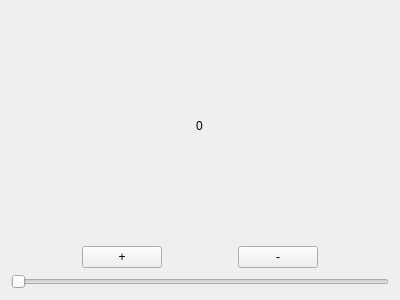
impressionyang/deepin_development, file demo/src/testforui.ui: the form before one commit.
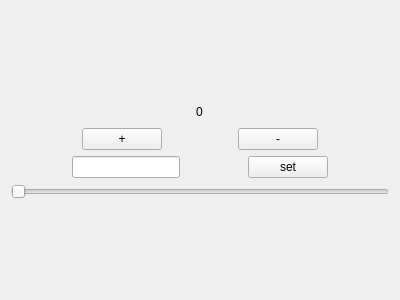
The form after the commit.

The edit to the form file:
```diff
--- a/demo/src/testforui.ui
+++ b/demo/src/testforui.ui
@@ -14,6 +14,19 @@
    <string>Form</string>
   </property>
   <layout class="QVBoxLayout" name="verticalLayout_3">
+   <item>
+    <spacer name="verticalSpacer_2">
+     <property name="orientation">
+      <enum>Qt::Vertical</enum>
+     </property>
+     <property name="sizeHint" stdset="0">
+      <size>
+       <width>20</width>
+       <height>40</height>
+      </size>
+     </property>
+    </spacer>
+   </item>
    <item>
     <layout class="QHBoxLayout" name="horizontalLayout">
      <item>
@@ -108,6 +121,59 @@
      </item>
     </layout>
    </item>
+   <item>
+    <layout class="QHBoxLayout" name="horizontalLayout_4">
+     <item>
+      <spacer name="horizontalSpacer_7">
+       <property name="orientation">
+        <enum>Qt::Horizontal</enum>
+       </property>
+       <property name="sizeHint" stdset="0">
+        <size>
+         <width>40</width>
+         <height>20</height>
+        </size>
+       </property>
+      </spacer>
+     </item>
+     <item>
+      <widget class="QLineEdit" name="lineEdit"/>
+     </item>
+     <item>
+      <spacer name="horizontalSpacer_6">
+       <property name="orientation">
+        <enum>Qt::Horizontal</enum>
+       </property>
+       <property name="sizeHint" stdset="0">
+        <size>
+         <width>40</width>
+         <height>20</height>
+        </size>
+       </property>
+      </spacer>
+     </item>
+     <item>
+      <widget class="QPushButton" name="pushButton_3">
+       <property name="text">
+        <string>set</string>
+       </property>
+      </widget>
+     </item>
+     <item>
+      <spacer name="horizontalSpacer_8">
+       <property name="orientation">
+        <enum>Qt::Horizontal</enum>
+       </property>
+       <property name="sizeHint" stdset="0">
+        <size>
+         <width>40</width>
+         <height>20</height>
+        </size>
+       </property>
+      </spacer>
+     </item>
+    </layout>
+   </item>
    <item>
     <layout class="QHBoxLayout" name="horizontalLayout_2">
      <item>
@@ -119,6 +185,19 @@
      </item>
     </layout>
    </item>
+   <item>
+    <spacer name="verticalSpacer">
+     <property name="orientation">
+      <enum>Qt::Vertical</enum>
+     </property>
+     <property name="sizeHint" stdset="0">
+      <size>
+       <width>20</width>
+       <height>40</height>
+      </size>
+     </property>
+    </spacer>
+   </item>
   </layout>
  </widget>
  <resources/>
```
